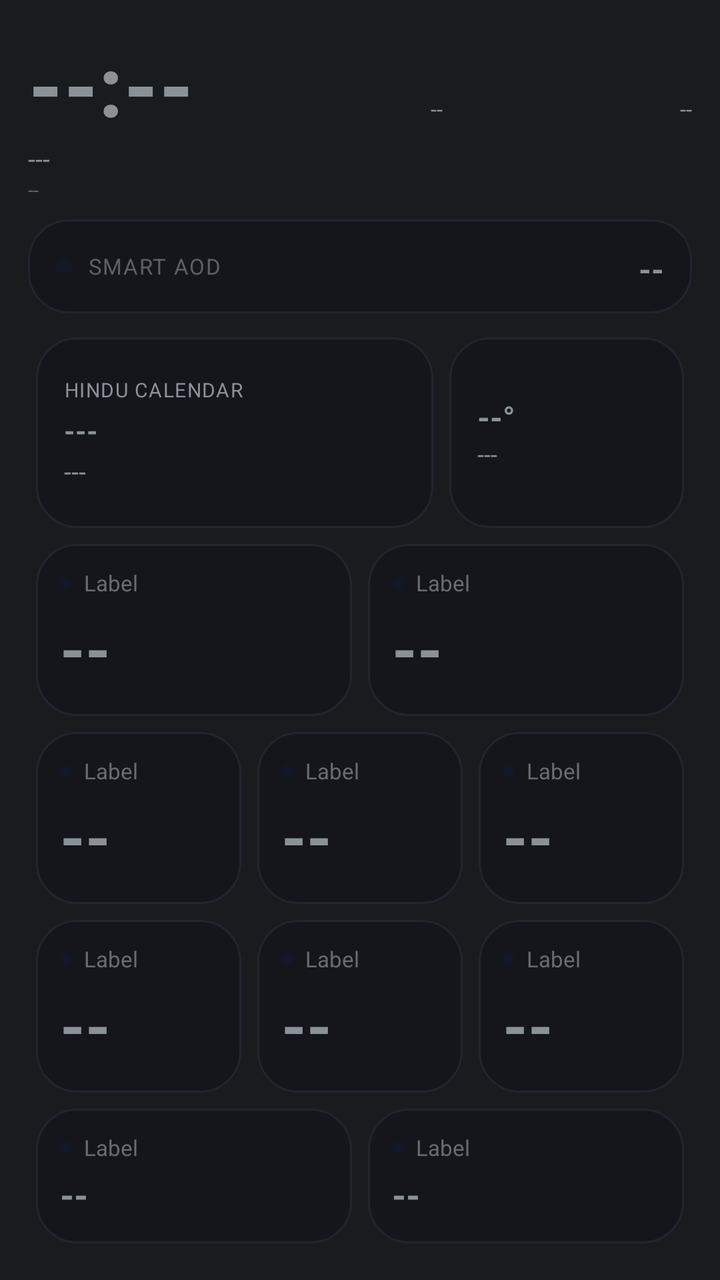
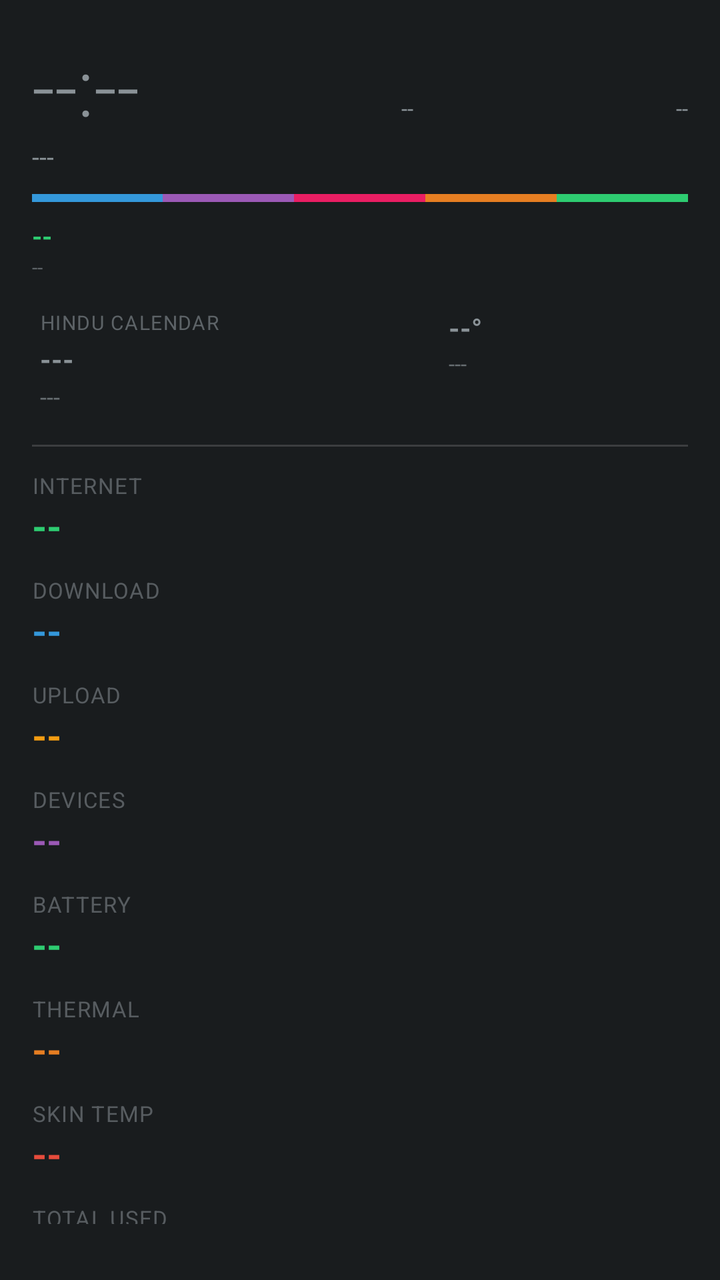

Two renders of the same Android screen: before a commit and after it. Below are the layout's source before the change and the commit's diff.
<!-- AndroidManifest.xml: application theme android:Theme.DeviceDefault.NoActionBar -->
<!-- res/layout/aod_layout_oneplus_pro.xml -->
<?xml version="1.0" encoding="utf-8"?>
<LinearLayout xmlns:android="http://schemas.android.com/apk/res/android"
    android:id="@+id/bg_root"
    android:layout_width="match_parent"
    android:layout_height="match_parent"
    android:orientation="vertical"
    android:padding="14dp">

    <LinearLayout
        android:layout_width="match_parent"
        android:layout_height="wrap_content"
        android:orientation="horizontal">

        <TextView
            android:id="@+id/clock"
            android:layout_width="wrap_content"
            android:layout_height="wrap_content"
            android:textSize="42sp"
            android:textStyle="bold"
            android:fontFamily="sans-serif-medium"
            android:text="--:--" />

        <TextView
            android:id="@+id/net_type_badge"
            android:layout_width="0dp"
            android:layout_height="wrap_content"
            android:layout_weight="1"
            android:layout_gravity="top"
            android:gravity="end"
            android:textSize="11sp"
            android:text="--" />

        <TextView
            android:id="@+id/akd_badge"
            android:layout_width="0dp"
            android:layout_height="wrap_content"
            android:layout_weight="1"
            android:layout_gravity="top"
            android:gravity="end"
            android:textSize="11sp"
            android:text="--" />
    </LinearLayout>

    <TextView
        android:id="@+id/date"
        android:layout_width="wrap_content"
        android:layout_height="wrap_content"
        android:textSize="13sp"
        android:text="---" />

    <TextView
        android:id="@+id/perf_badge"
        android:layout_width="wrap_content"
        android:layout_height="wrap_content"
        android:textSize="10sp"
        android:alpha="0.6"
        android:text="--" />

    <TextView
        android:id="@+id/muhurat_badge"
        android:layout_width="wrap_content"
        android:layout_height="wrap_content"
        android:textSize="11sp"
        android:textStyle="bold"
        android:visibility="gone"
        android:text="--" />

    <LinearLayout
        android:layout_width="match_parent"
        android:layout_height="wrap_content"
        android:background="@drawable/bg_card"
        android:orientation="horizontal"
        android:gravity="center_vertical"
        android:layout_marginTop="8dp"
        android:padding="14dp">

        <View
            android:layout_width="8dp"
            android:layout_height="8dp"
            android:layout_marginEnd="8dp"
            android:background="@drawable/aod_circle_bg" />

        <TextView
            android:layout_width="wrap_content"
            android:layout_height="wrap_content"
            android:textSize="11sp"
            android:textAllCaps="true"
            android:alpha="0.6"
            android:letterSpacing="0.05"
            android:text="Smart AOD" />

        <TextView
            android:id="@+id/health_badge"
            android:layout_width="0dp"
            android:layout_height="wrap_content"
            android:layout_weight="1"
            android:layout_marginStart="10dp"
            android:gravity="end"
            android:textAllCaps="true"
            android:textStyle="bold"
            android:maxLines="1"
            android:autoSizeTextType="uniform"
            android:autoSizeMinTextSize="16sp"
            android:autoSizeMaxTextSize="34sp"
            android:text="--" />
    </LinearLayout>

    <LinearLayout
        android:layout_width="match_parent"
        android:layout_height="0dp"
        android:layout_weight="1.1"
        android:orientation="horizontal"
        android:layout_marginTop="8dp">

        <LinearLayout
            android:id="@+id/panchang_card"
            android:layout_width="0dp"
            android:layout_height="match_parent"
            android:layout_weight="1.7"
            android:layout_margin="4dp"
            android:background="@drawable/bg_card"
            android:orientation="vertical"
            android:gravity="center_vertical"
            android:padding="14dp">

            <TextView
                android:id="@+id/panchang_header"
                android:layout_width="wrap_content"
                android:layout_height="wrap_content"
                android:textSize="10sp"
                android:textAllCaps="true"
                android:letterSpacing="0.05"
                android:text="Hindu calendar" />

            <TextView
                android:id="@+id/panchang_tithi"
                android:layout_width="match_parent"
                android:layout_height="wrap_content"
                android:layout_marginTop="4dp"
                android:textStyle="bold"
                android:maxLines="1"
                android:autoSizeTextType="uniform"
                android:autoSizeMinTextSize="14sp"
                android:autoSizeMaxTextSize="22sp"
                android:text="---" />

            <TextView
                android:id="@+id/panchang_nakshatra"
                android:layout_width="match_parent"
                android:layout_height="wrap_content"
                android:layout_marginTop="2dp"
                android:textSize="13sp"
                android:maxLines="1"
                android:ellipsize="end"
                android:text="---" />
        </LinearLayout>

        <LinearLayout
            android:id="@+id/weather_card"
            android:layout_width="0dp"
            android:layout_height="match_parent"
            android:layout_weight="1"
            android:layout_margin="4dp"
            android:background="@drawable/bg_card"
            android:orientation="vertical"
            android:gravity="center_vertical"
            android:padding="14dp">

            <TextView
                android:id="@+id/weather_temp"
                android:layout_width="match_parent"
                android:layout_height="wrap_content"
                android:textStyle="bold"
                android:maxLines="1"
                android:autoSizeTextType="uniform"
                android:autoSizeMinTextSize="16sp"
                android:autoSizeMaxTextSize="28sp"
                android:text="--°" />

            <TextView
                android:id="@+id/weather_condition"
                android:layout_width="match_parent"
                android:layout_height="wrap_content"
                android:layout_marginTop="2dp"
                android:textSize="12sp"
                android:maxLines="2"
                android:text="---" />
        </LinearLayout>
    </LinearLayout>

    <LinearLayout
        android:layout_width="match_parent"
        android:layout_height="0dp"
        android:layout_weight="1"
        android:orientation="horizontal">
        <include layout="@layout/aod_card_bold" android:id="@+id/row0" />
        <include layout="@layout/aod_card_bold" android:id="@+id/row4" />
    </LinearLayout>

    <LinearLayout
        android:layout_width="match_parent"
        android:layout_height="0dp"
        android:layout_weight="1"
        android:orientation="horizontal">
        <include layout="@layout/aod_card_bold" android:id="@+id/row2" />
        <include layout="@layout/aod_card_bold" android:id="@+id/row9" />
        <include layout="@layout/aod_card_bold" android:id="@+id/row8" />
    </LinearLayout>

    <LinearLayout
        android:layout_width="match_parent"
        android:layout_height="0dp"
        android:layout_weight="1"
        android:orientation="horizontal">
        <include layout="@layout/aod_card_bold" android:id="@+id/row1" />
        <include layout="@layout/aod_card_bold" android:id="@+id/row5" />
        <include layout="@layout/aod_card_bold" android:id="@+id/row6" />
    </LinearLayout>

    <LinearLayout
        android:layout_width="match_parent"
        android:layout_height="0dp"
        android:layout_weight="0.8"
        android:orientation="horizontal">
        <include layout="@layout/aod_card_bold" android:id="@+id/row3"
            android:layout_width="0dp" android:layout_weight="2.2" />
        <include layout="@layout/aod_card_bold" android:id="@+id/row7" />
    </LinearLayout>

</LinearLayout>
<!-- res/layout/aod_card_bold.xml (included above) -->
<?xml version="1.0" encoding="utf-8"?>
<LinearLayout xmlns:android="http://schemas.android.com/apk/res/android"
    android:layout_width="0dp"
    android:layout_height="match_parent"
    android:layout_weight="1"
    android:layout_margin="4dp"
    android:background="@drawable/bg_card"
    android:orientation="vertical"
    android:gravity="center_vertical"
    android:padding="12dp">

    <LinearLayout
        android:layout_width="wrap_content"
        android:layout_height="wrap_content"
        android:orientation="horizontal"
        android:gravity="center_vertical">

        <View
            android:id="@+id/accent_dot"
            android:layout_width="6dp"
            android:layout_height="6dp"
            android:layout_marginEnd="6dp"
            android:background="@drawable/aod_circle_bg" />

        <TextView
            android:id="@+id/stat_label"
            android:layout_width="wrap_content"
            android:layout_height="wrap_content"
            android:textSize="11sp"
            android:alpha="0.7"
            android:text="Label" />
    </LinearLayout>

    <TextView
        android:id="@+id/stat_value"
        android:layout_width="match_parent"
        android:layout_height="0dp"
        android:layout_weight="1"
        android:layout_marginTop="4dp"
        android:gravity="center_vertical"
        android:textStyle="bold"
        android:maxLines="1"
        android:autoSizeTextType="uniform"
        android:autoSizeMinTextSize="14sp"
        android:autoSizeMaxTextSize="70sp"
        android:autoSizeStepGranularity="1sp"
        android:text="--" />

</LinearLayout>
<!-- resources referenced by this layout -->
<resources>
  <!-- drawable aod_circle_bg (drawable) -->
  <?xml version="1.0" encoding="utf-8"?>
  <shape xmlns:android="http://schemas.android.com/apk/res/android"
      android:shape="oval">
      <solid android:color="#121826" />
  </shape>
  <!-- drawable bg_card (drawable) -->
  <?xml version="1.0" encoding="utf-8"?>
  <shape xmlns:android="http://schemas.android.com/apk/res/android">
      <solid android:color="#14161C" />
      <corners android:radius="20dp" />
      <stroke android:width="1dp" android:color="#22252E" />
  </shape>
</resources>

<!-- the commit's change to res/layout/aod_layout_oneplus_pro.xml (unified diff, before → after) -->
@@ -4,277 +4,83 @@
     android:layout_width="match_parent"
     android:layout_height="match_parent"
     android:orientation="vertical"
-    android:padding="14dp">
+    android:padding="16dp">
 
-    <LinearLayout
-        android:layout_width="match_parent"
-        android:layout_height="wrap_content"
-        android:orientation="horizontal">
+    <LinearLayout android:layout_width="match_parent" android:layout_height="wrap_content" android:orientation="horizontal">
+        <TextView android:id="@+id/clock" android:layout_width="wrap_content" android:layout_height="wrap_content" android:textSize="40sp" android:fontFamily="sans-serif-light" android:text="--:--" />
+        <TextView android:id="@+id/net_type_badge" android:layout_width="0dp" android:layout_height="wrap_content" android:layout_weight="1" android:layout_gravity="top" android:gravity="end" android:textSize="11sp" android:text="--" />
+        <TextView android:id="@+id/akd_badge" android:layout_width="0dp" android:layout_height="wrap_content" android:layout_weight="1" android:layout_gravity="top" android:gravity="end" android:textSize="11sp" android:text="--" />
+    </LinearLayout>
+    <TextView android:id="@+id/date" android:layout_width="wrap_content" android:layout_height="wrap_content" android:textSize="13sp" android:text="---" />
 
-        <TextView
-            android:id="@+id/clock"
-            android:layout_width="wrap_content"
-            android:layout_height="wrap_content"
-            android:textSize="42sp"
-            android:textStyle="bold"
-            android:fontFamily="sans-serif-medium"
-            android:text="--:--" />
-
-        <TextView
-            android:id="@+id/net_type_badge"
-            android:layout_width="0dp"
-            android:layout_height="wrap_content"
-            android:layout_weight="1"
-            android:layout_gravity="top"
-            android:gravity="end"
-            android:textSize="11sp"
-            android:text="--" />
-
-        <TextView
-            android:id="@+id/akd_badge"
-            android:layout_width="0dp"
-            android:layout_height="wrap_content"
-            android:layout_weight="1"
-            android:layout_gravity="top"
-            android:gravity="end"
-            android:textSize="11sp"
-            android:text="--" />
+    
+    <LinearLayout android:layout_width="match_parent" android:layout_height="4dp" android:orientation="horizontal" android:layout_marginTop="10dp" android:layout_marginBottom="4dp">
+        <View android:layout_width="0dp" android:layout_weight="1" android:layout_height="match_parent" android:background="#3498db" />
+        <View android:layout_width="0dp" android:layout_weight="1" android:layout_height="match_parent" android:background="#9b59b6" />
+        <View android:layout_width="0dp" android:layout_weight="1" android:layout_height="match_parent" android:background="#e91e63" />
+        <View android:layout_width="0dp" android:layout_weight="1" android:layout_height="match_parent" android:background="#e67e22" />
+        <View android:layout_width="0dp" android:layout_weight="1" android:layout_height="match_parent" android:background="#2ecc71" />
     </LinearLayout>
 
-    <TextView
-        android:id="@+id/date"
-        android:layout_width="wrap_content"
-        android:layout_height="wrap_content"
-        android:textSize="13sp"
-        android:text="---" />
+    <TextView android:id="@+id/health_badge" android:layout_width="wrap_content" android:layout_height="wrap_content" android:layout_marginTop="4dp" android:textAllCaps="true" android:textStyle="bold" android:textSize="13sp" android:textColor="#2ecc71" android:text="--" />
+    <TextView android:id="@+id/perf_badge" android:layout_width="wrap_content" android:layout_height="wrap_content" android:textSize="10sp" android:alpha="0.6" android:text="--" />
+    <TextView android:id="@+id/muhurat_badge" android:layout_width="wrap_content" android:layout_height="wrap_content" android:textSize="11sp" android:textStyle="bold" android:visibility="gone" android:text="--" />
 
-    <TextView
-        android:id="@+id/perf_badge"
-        android:layout_width="wrap_content"
-        android:layout_height="wrap_content"
-        android:textSize="10sp"
-        android:alpha="0.6"
-        android:text="--" />
-
-    <TextView
-        android:id="@+id/muhurat_badge"
-        android:layout_width="wrap_content"
-        android:layout_height="wrap_content"
-        android:textSize="11sp"
-        android:textStyle="bold"
-        android:visibility="gone"
-        android:text="--" />
-
-    <LinearLayout
-        android:layout_width="match_parent"
-        android:layout_height="wrap_content"
-        android:background="@drawable/bg_card"
-        android:orientation="horizontal"
-        android:gravity="center_vertical"
-        android:layout_marginTop="8dp"
-        android:padding="14dp">
-
-        <View
-            android:layout_width="8dp"
-            android:layout_height="8dp"
-            android:layout_marginEnd="8dp"
-            android:background="@drawable/aod_circle_bg" />
-
-        <TextView
-            android:layout_width="wrap_content"
-            android:layout_height="wrap_content"
-            android:textSize="11sp"
-            android:textAllCaps="true"
-            android:alpha="0.6"
-            android:letterSpacing="0.05"
-            android:text="Smart AOD" />
-
-        <TextView
-            android:id="@+id/health_badge"
-            android:layout_width="0dp"
-            android:layout_height="wrap_content"
-            android:layout_weight="1"
-            android:layout_marginStart="10dp"
-            android:gravity="end"
-            android:textAllCaps="true"
-            android:textStyle="bold"
-            android:maxLines="1"
-            android:autoSizeTextType="uniform"
-            android:autoSizeMinTextSize="16sp"
-            android:autoSizeMaxTextSize="34sp"
-            android:text="--" />
-    </LinearLayout>
-
-    <LinearLayout
-        android:layout_width="match_parent"
-        android:layout_height="0dp"
-        android:layout_weight="1.1"
-        android:orientation="horizontal"
-        android:layout_marginTop="8dp">
-
-        <LinearLayout
-            android:id="@+id/panchang_card"
-            android:layout_width="0dp"
-            android:layout_height="match_parent"
-            android:layout_weight="1.7"
-            android:layout_margin="4dp"
-            android:background="@drawable/bg_card"
-            android:orientation="vertical"
-            android:gravity="center_vertical"
-            android:padding="14dp">
-
-            <TextView
-                android:id="@+id/panchang_header"
-                android:layout_width="wrap_content"
-                android:layout_height="wrap_content"
-                android:textSize="10sp"
-                android:textAllCaps="true"
-                android:letterSpacing="0.05"
-                android:text="Hindu calendar" />
-
-            <TextView
-                android:id="@+id/panchang_tithi"
-                android:layout_width="match_parent"
-                android:layout_height="wrap_content"
-                android:layout_marginTop="4dp"
-                android:textStyle="bold"
-                android:maxLines="1"
-                android:autoSizeTextType="uniform"
-                android:autoSizeMinTextSize="14sp"
-                android:autoSizeMaxTextSize="22sp"
-                android:text="---" />
-
-            <TextView
-                android:id="@+id/panchang_nakshatra"
-                android:layout_width="match_parent"
-                android:layout_height="wrap_content"
-                android:layout_marginTop="2dp"
-                android:textSize="13sp"
-                android:maxLines="1"
-                android:ellipsize="end"
-                android:text="---" />
+    <LinearLayout android:layout_width="match_parent" android:layout_height="wrap_content" android:orientation="horizontal" android:layout_marginTop="10dp">
+        <LinearLayout android:id="@+id/panchang_card" android:layout_width="0dp" android:layout_height="wrap_content" android:layout_weight="1.7" android:layout_margin="4dp"
+            android:orientation="vertical">
+            <TextView android:id="@+id/panchang_header" android:layout_width="wrap_content" android:layout_height="wrap_content" android:textSize="10sp" android:textAllCaps="true" android:alpha="0.6" android:letterSpacing="0.05" android:text="Hindu calendar" />
+            <TextView android:id="@+id/panchang_tithi" android:layout_width="match_parent" android:layout_height="wrap_content" android:layout_marginTop="2dp" android:textStyle="bold" android:maxLines="1" android:autoSizeTextType="uniform" android:autoSizeMinTextSize="13sp" android:autoSizeMaxTextSize="18sp" android:text="---" />
+            <TextView android:id="@+id/panchang_nakshatra" android:layout_width="match_parent" android:layout_height="wrap_content" android:layout_marginTop="1dp" android:textSize="12sp" android:alpha="0.7" android:maxLines="1" android:ellipsize="end" android:text="---" />
         </LinearLayout>
-
-        <LinearLayout
-            android:id="@+id/weather_card"
-            android:layout_width="0dp"
-            android:layout_height="match_parent"
-            android:layout_weight="1"
-            android:layout_margin="4dp"
-            android:background="@drawable/bg_card"
-            android:orientation="vertical"
-            android:gravity="center_vertical"
-            android:padding="14dp">
-
-            <TextView
-                android:id="@+id/weather_temp"
-                android:layout_width="match_parent"
-                android:layout_height="wrap_content"
-                android:textStyle="bold"
-                android:maxLines="1"
-                android:autoSizeTextType="uniform"
-                android:autoSizeMinTextSize="16sp"
-                android:autoSizeMaxTextSize="28sp"
-                android:text="--°" />
-
-            <TextView
-                android:id="@+id/weather_condition"
-                android:layout_width="match_parent"
-                android:layout_height="wrap_content"
-                android:layout_marginTop="2dp"
-                android:textSize="12sp"
-                android:maxLines="2"
-                android:text="---" />
+        <LinearLayout android:id="@+id/weather_card" android:layout_width="0dp" android:layout_height="wrap_content" android:layout_weight="1" android:layout_margin="4dp"
+            android:orientation="vertical">
+            <TextView android:id="@+id/weather_temp" android:layout_width="match_parent" android:layout_height="wrap_content" android:textStyle="bold" android:maxLines="1" android:autoSizeTextType="uniform" android:autoSizeMinTextSize="14sp" android:autoSizeMaxTextSize="20sp" android:text="--°" />
+            <TextView android:id="@+id/weather_condition" android:layout_width="match_parent" android:layout_height="wrap_content" android:layout_marginTop="1dp" android:textSize="11sp" android:alpha="0.7" android:maxLines="2" android:text="---" />
         </LinearLayout>
     </LinearLayout>
 
-    <LinearLayout
-        android:layout_width="match_parent"
-        android:layout_height="0dp"
-        android:layout_weight="1"
-        android:orientation="horizontal">
-        <include layout="@layout/aod_card_bold" android:id="@+id/row0" />
-        <include layout="@layout/aod_card_bold" android:id="@+id/row4" />
+    <View android:layout_width="match_parent" android:layout_height="1dp" android:layout_marginVertical="12dp" android:alpha="0.15" android:background="#ffffff" />
+
+    <LinearLayout android:id="@+id/row8" android:layout_width="match_parent" android:layout_height="wrap_content" android:orientation="vertical" android:layout_marginBottom="12dp">
+        <TextView android:id="@+id/stat_label" android:layout_width="wrap_content" android:layout_height="wrap_content" android:textSize="11sp" android:textAllCaps="true" android:letterSpacing="0.04" android:alpha="0.55" android:text="Internet" />
+        <TextView android:id="@+id/stat_value" android:layout_width="wrap_content" android:layout_height="wrap_content" android:textStyle="bold" android:textSize="19sp" android:textColor="#2ecc71" android:text="--" />
     </LinearLayout>
-
-    <LinearLayout
-        android:layout_width="match_parent"
-        android:layout_height="0dp"
-        android:layout_weight="1"
-        android:orientation="horizontal">
-        <include layout="@layout/aod_card_bold" android:id="@+id/row2" />
-        <include layout="@layout/aod_card_bold" android:id="@+id/row9" />
-        <include layout="@layout/aod_card_bold" android:id="@+id/row8" />
+    <LinearLayout android:id="@+id/row0" android:layout_width="match_parent" android:layout_height="wrap_content" android:orientation="vertical" android:layout_marginBottom="12dp">
+        <TextView android:id="@+id/stat_label" android:layout_width="wrap_content" android:layout_height="wrap_content" android:textSize="11sp" android:textAllCaps="true" android:letterSpacing="0.04" android:alpha="0.55" android:text="Download" />
+        <TextView android:id="@+id/stat_value" android:layout_width="wrap_content" android:layout_height="wrap_content" android:textStyle="bold" android:textSize="19sp" android:textColor="#3498db" android:text="--" />
     </LinearLayout>
-
-    <LinearLayout
-        android:layout_width="match_parent"
-        android:layout_height="0dp"
-        android:layout_weight="1"
-        android:orientation="horizontal">
-        <include layout="@layout/aod_card_bold" android:id="@+id/row1" />
-        <include layout="@layout/aod_card_bold" android:id="@+id/row5" />
-        <include layout="@layout/aod_card_bold" android:id="@+id/row6" />
+    <LinearLayout android:id="@+id/row1" android:layout_width="match_parent" android:layout_height="wrap_content" android:orientation="vertical" android:layout_marginBottom="12dp">
+        <TextView android:id="@+id/stat_label" android:layout_width="wrap_content" android:layout_height="wrap_content" android:textSize="11sp" android:textAllCaps="true" android:letterSpacing="0.04" android:alpha="0.55" android:text="Upload" />
+        <TextView android:id="@+id/stat_value" android:layout_width="wrap_content" android:layout_height="wrap_content" android:textStyle="bold" android:textSize="19sp" android:textColor="#f39c12" android:text="--" />
     </LinearLayout>
-
-    <LinearLayout
-        android:layout_width="match_parent"
-        android:layout_height="0dp"
-        android:layout_weight="0.8"
-        android:orientation="horizontal">
-        <include layout="@layout/aod_card_bold" android:id="@+id/row3"
-            android:layout_width="0dp" android:layout_weight="2.2" />
-        <include layout="@layout/aod_card_bold" android:id="@+id/row7" />
+    <LinearLayout android:id="@+id/row2" android:layout_width="match_parent" android:layout_height="wrap_content" android:orientation="vertical" android:layout_marginBottom="12dp">
+        <TextView android:id="@+id/stat_label" android:layout_width="wrap_content" android:layout_height="wrap_content" android:textSize="11sp" android:textAllCaps="true" android:letterSpacing="0.04" android:alpha="0.55" android:text="Devices" />
+        <TextView android:id="@+id/stat_value" android:layout_width="wrap_content" android:layout_height="wrap_content" android:textStyle="bold" android:textSize="19sp" android:textColor="#9b59b6" android:text="--" />
+    </LinearLayout>
+    <LinearLayout android:id="@+id/row4" android:layout_width="match_parent" android:layout_height="wrap_content" android:orientation="vertical" android:layout_marginBottom="12dp">
+        <TextView android:id="@+id/stat_label" android:layout_width="wrap_content" android:layout_height="wrap_content" android:textSize="11sp" android:textAllCaps="true" android:letterSpacing="0.04" android:alpha="0.55" android:text="Battery" />
+        <TextView android:id="@+id/stat_value" android:layout_width="wrap_content" android:layout_height="wrap_content" android:textStyle="bold" android:textSize="19sp" android:textColor="#2ecc71" android:text="--" />
+    </LinearLayout>
+    <LinearLayout android:id="@+id/row5" android:layout_width="match_parent" android:layout_height="wrap_content" android:orientation="vertical" android:layout_marginBottom="12dp">
+        <TextView android:id="@+id/stat_label" android:layout_width="wrap_content" android:layout_height="wrap_content" android:textSize="11sp" android:textAllCaps="true" android:letterSpacing="0.04" android:alpha="0.55" android:text="Thermal" />
+        <TextView android:id="@+id/stat_value" android:layout_width="wrap_content" android:layout_height="wrap_content" android:textStyle="bold" android:textSize="19sp" android:textColor="#e67e22" android:text="--" />
+    </LinearLayout>
+    <LinearLayout android:id="@+id/row6" android:layout_width="match_parent" android:layout_height="wrap_content" android:orientation="vertical" android:layout_marginBottom="12dp">
+        <TextView android:id="@+id/stat_label" android:layout_width="wrap_content" android:layout_height="wrap_content" android:textSize="11sp" android:textAllCaps="true" android:letterSpacing="0.04" android:alpha="0.55" android:text="Skin temp" />
+        <TextView android:id="@+id/stat_value" android:layout_width="wrap_content" android:layout_height="wrap_content" android:textStyle="bold" android:textSize="19sp" android:textColor="#e74c3c" android:text="--" />
+    </LinearLayout>
+    <LinearLayout android:id="@+id/row3" android:layout_width="match_parent" android:layout_height="wrap_content" android:orientation="vertical" android:layout_marginBottom="12dp">
+        <TextView android:id="@+id/stat_label" android:layout_width="wrap_content" android:layout_height="wrap_content" android:textSize="11sp" android:textAllCaps="true" android:letterSpacing="0.04" android:alpha="0.55" android:text="Total used" />
+        <TextView android:id="@+id/stat_value" android:layout_width="wrap_content" android:layout_height="wrap_content" android:textStyle="bold" android:textSize="19sp" android:textColor="#16a085" android:text="--" />
+    </LinearLayout>
+    <LinearLayout android:id="@+id/row7" android:layout_width="match_parent" android:layout_height="wrap_content" android:orientation="vertical" android:layout_marginBottom="12dp">
+        <TextView android:id="@+id/stat_label" android:layout_width="wrap_content" android:layout_height="wrap_content" android:textSize="11sp" android:textAllCaps="true" android:letterSpacing="0.04" android:alpha="0.55" android:text="SMS fwd" />
+        <TextView android:id="@+id/stat_value" android:layout_width="wrap_content" android:layout_height="wrap_content" android:textStyle="bold" android:textSize="19sp" android:textColor="#e91e63" android:text="--" />
+    </LinearLayout>
+    <LinearLayout android:id="@+id/row9" android:layout_width="match_parent" android:layout_height="wrap_content" android:orientation="vertical">
+        <TextView android:id="@+id/stat_label" android:layout_width="wrap_content" android:layout_height="wrap_content" android:textSize="11sp" android:textAllCaps="true" android:letterSpacing="0.04" android:alpha="0.55" android:text="Signal" />
+        <TextView android:id="@+id/stat_value" android:layout_width="wrap_content" android:layout_height="wrap_content" android:textStyle="bold" android:textSize="19sp" android:textColor="#00bcd4" android:text="--" />
     </LinearLayout>
 
 </LinearLayout>
-<!-- res/layout/aod_card_bold.xml (included above) -->
-<?xml version="1.0" encoding="utf-8"?>
-<LinearLayout xmlns:android="http://schemas.android.com/apk/res/android"
-    android:layout_width="0dp"
-    android:layout_height="match_parent"
-    android:layout_weight="1"
-    android:layout_margin="4dp"
-    android:background="@drawable/bg_card"
-    android:orientation="vertical"
-    android:gravity="center_vertical"
-    android:padding="12dp">
-
-    <LinearLayout
-        android:layout_width="wrap_content"
-        android:layout_height="wrap_content"
-        android:orientation="horizontal"
-        android:gravity="center_vertical">
-
-        <View
-            android:id="@+id/accent_dot"
-            android:layout_width="6dp"
-            android:layout_height="6dp"
-            android:layout_marginEnd="6dp"
-            android:background="@drawable/aod_circle_bg" />
-
-        <TextView
-            android:id="@+id/stat_label"
-            android:layout_width="wrap_content"
-            android:layout_height="wrap_content"
-            android:textSize="11sp"
-            android:alpha="0.7"
-            android:text="Label" />
-    </LinearLayout>
-
-    <TextView
-        android:id="@+id/stat_value"
-        android:layout_width="match_parent"
-        android:layout_height="0dp"
-        android:layout_weight="1"
-        android:layout_marginTop="4dp"
-        android:gravity="center_vertical"
-        android:textStyle="bold"
-        android:maxLines="1"
-        android:autoSizeTextType="uniform"
-        android:autoSizeMinTextSize="14sp"
-        android:autoSizeMaxTextSize="70sp"
-        android:autoSizeStepGranularity="1sp"
-        android:text="--" />
-
-</LinearLayout>
<!-- resource entries referenced after the edit -->
@@ -1,17 +1,5 @@
 <!-- resources referenced by this layout -->
 <resources>
-  <!-- drawable aod_circle_bg (drawable) -->
-  <?xml version="1.0" encoding="utf-8"?>
-  <shape xmlns:android="http://schemas.android.com/apk/res/android"
-      android:shape="oval">
-      <solid android:color="#121826" />
-  </shape>
-  <!-- drawable bg_card (drawable) -->
-  <?xml version="1.0" encoding="utf-8"?>
-  <shape xmlns:android="http://schemas.android.com/apk/res/android">
-      <solid android:color="#14161C" />
-      <corners android:radius="20dp" />
-      <stroke android:width="1dp" android:color="#22252E" />
-  </shape>
+
 </resources>
 
